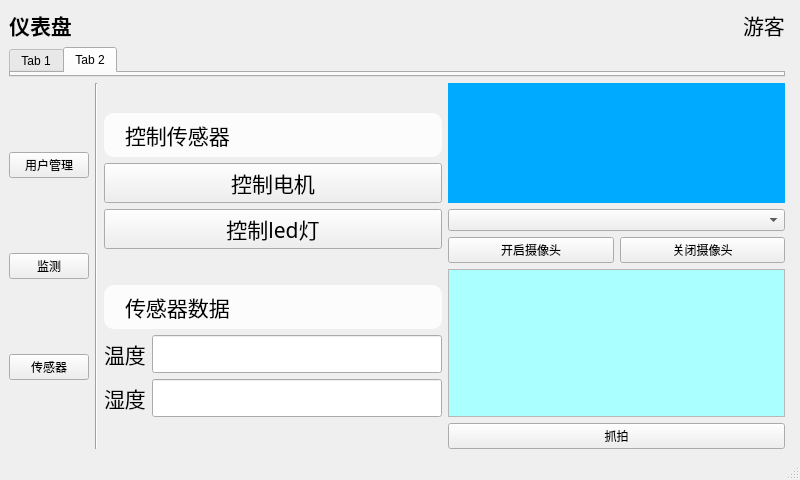
JinJieBeWater/oceanSystem, file mainwin.ui: the form before one commit.
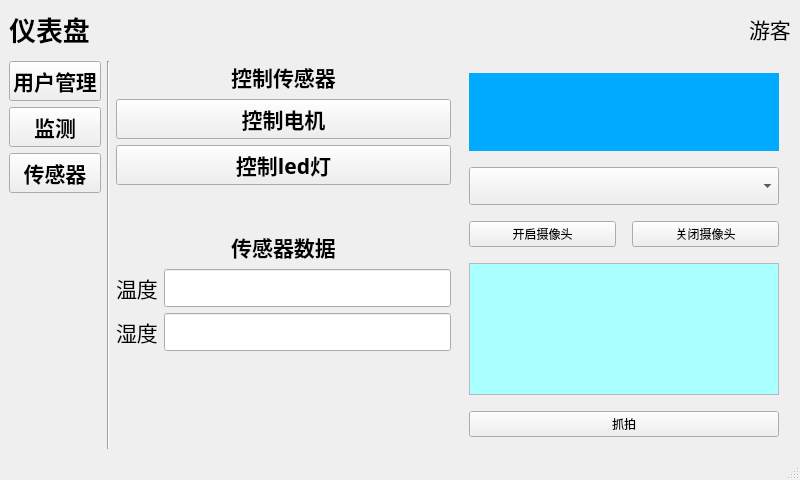
The form after the commit.

Commit message: ✨ feat(ui): 优化主窗口布局，调整控件样式，添加摄像头控制功能

```diff
--- a/mainwin.ui
+++ b/mainwin.ui
@@ -13,12 +13,9 @@
   <property name="windowTitle">
    <string>仪表盘</string>
   </property>
-  <property name="styleSheet">
-   <string notr="true"/>
-  </property>
   <widget class="QWidget" name="centralwidget">
-   <layout class="QGridLayout" name="gridLayout">
-    <item row="0" column="0" colspan="3">
+   <layout class="QVBoxLayout" name="verticalLayout_6">
+    <item>
      <layout class="QHBoxLayout" name="horizontalLayout_3">
       <item>
        <widget class="QLabel" name="title">
@@ -31,7 +28,7 @@
         <property name="font">
          <font>
           <family>隶书</family>
-          <pointsize>16</pointsize>
+          <pointsize>20</pointsize>
           <weight>75</weight>
           <bold>true</bold>
          </font>
@@ -78,33 +75,29 @@
       </item>
      </layout>
     </item>
-    <item row="1" column="0" colspan="3">
-     <widget class="QTabWidget" name="tabWidget">
-      <property name="sizePolicy">
-       <sizepolicy hsizetype="Expanding" vsizetype="Preferred">
-        <horstretch>0</horstretch>
-        <verstretch>0</verstretch>
-       </sizepolicy>
-      </property>
-      <property name="currentIndex">
-       <number>1</number>
-      </property>
-      <widget class="QWidget" name="tab">
-       <attribute name="title">
-        <string>Tab 1</string>
-       </attribute>
-      </widget>
-      <widget class="QWidget" name="tab_2">
-       <attribute name="title">
-        <string>Tab 2</string>
-       </attribute>
-      </widget>
-     </widget>
+    <item>
+     <widget class="QWidget" name="widget" native="true"/>
     </item>
-    <item row="2" column="0">
+    <item>
+     <layout class="QHBoxLayout" name="horizontalLayout_5">
+      <item>
      <layout class="QVBoxLayout" name="verticalLayout_3">
       <item>
        <widget class="QPushButton" name="userManageButton">
+          <property name="minimumSize">
+           <size>
+            <width>0</width>
+            <height>36</height>
+           </size>
+          </property>
+          <property name="font">
+           <font>
+            <family>隶书</family>
+            <pointsize>16</pointsize>
+            <weight>75</weight>
+            <bold>true</bold>
+           </font>
+          </property>
         <property name="text">
          <string>用户管理</string>
         </property>
@@ -112,6 +105,26 @@
       </item>
       <item>
        <widget class="QPushButton" name="monitorButton">
+          <property name="sizePolicy">
+           <sizepolicy hsizetype="Minimum" vsizetype="Fixed">
+            <horstretch>0</horstretch>
+            <verstretch>0</verstretch>
+           </sizepolicy>
+          </property>
+          <property name="minimumSize">
+           <size>
+            <width>0</width>
+            <height>36</height>
+           </size>
+          </property>
+          <property name="font">
+           <font>
+            <family>隶书</family>
+            <pointsize>16</pointsize>
+            <weight>75</weight>
+            <bold>true</bold>
+           </font>
+          </property>
         <property name="text">
          <string>监测</string>
         </property>
@@ -119,21 +132,48 @@
       </item>
       <item>
        <widget class="QPushButton" name="sensorButton">
+          <property name="minimumSize">
+           <size>
+            <width>0</width>
+            <height>36</height>
+           </size>
+          </property>
+          <property name="font">
+           <font>
+            <family>隶书</family>
+            <pointsize>16</pointsize>
+            <weight>75</weight>
+            <bold>true</bold>
+           </font>
+          </property>
         <property name="text">
          <string>传感器</string>
         </property>
        </widget>
       </item>
-     </layout>
-    </item>
-    <item row="2" column="1">
+        <item>
+         <spacer name="verticalSpacer_2">
+          <property name="orientation">
+           <enum>Qt::Vertical</enum>
+          </property>
+          <property name="sizeHint" stdset="0">
+           <size>
+            <width>20</width>
+            <height>40</height>
+           </size>
+          </property>
+         </spacer>
+        </item>
+       </layout>
+      </item>
+      <item>
      <widget class="Line" name="line">
       <property name="orientation">
        <enum>Qt::Vertical</enum>
       </property>
      </widget>
     </item>
-    <item row="2" column="2">
+      <item>
      <layout class="QHBoxLayout" name="horizontalLayout">
       <item>
        <layout class="QVBoxLayout" name="verticalLayout_4">
@@ -151,22 +191,32 @@
              <font>
               <family>隶书</family>
               <pointsize>16</pointsize>
-             </font>
-            </property>
-            <property name="styleSheet">
-             <string>background:rgba(255,255,255,0.8);border-radius:10px;padding:6px 16px;</string>
-            </property>
+                <weight>75</weight>
+                <bold>true</bold>
+               </font>
+              </property>
             <property name="text">
              <string>控制传感器</string>
             </property>
+              <property name="alignment">
+               <set>Qt::AlignCenter</set>
+              </property>
            </widget>
           </item>
           <item>
            <widget class="QPushButton" name="pushButton">
+              <property name="minimumSize">
+               <size>
+                <width>0</width>
+                <height>36</height>
+               </size>
+              </property>
             <property name="font">
              <font>
               <family>隶书</family>
               <pointsize>16</pointsize>
+                <weight>75</weight>
+                <bold>true</bold>
              </font>
             </property>
             <property name="text">
@@ -176,10 +226,18 @@
           </item>
           <item>
            <widget class="QPushButton" name="pushButton_2">
+              <property name="minimumSize">
+               <size>
+                <width>0</width>
+                <height>36</height>
+               </size>
+              </property>
             <property name="font">
              <font>
               <family>隶书</family>
               <pointsize>16</pointsize>
+                <weight>75</weight>
+                <bold>true</bold>
              </font>
             </property>
             <property name="text">
@@ -187,6 +245,19 @@
             </property>
            </widget>
           </item>
+            <item>
+             <spacer name="verticalSpacer">
+              <property name="orientation">
+               <enum>Qt::Vertical</enum>
+              </property>
+              <property name="sizeHint" stdset="0">
+               <size>
+                <width>20</width>
+                <height>40</height>
+               </size>
+              </property>
+             </spacer>
+            </item>
          </layout>
         </item>
         <item>
@@ -203,14 +274,16 @@
              <font>
               <family>隶书</family>
               <pointsize>16</pointsize>
-             </font>
-            </property>
-            <property name="styleSheet">
-             <string>background:rgba(255,255,255,0.8);border-radius:10px;padding:6px 16px;</string>
-            </property>
+                <weight>75</weight>
+                <bold>true</bold>
+               </font>
+              </property>
             <property name="text">
              <string>传感器数据</string>
             </property>
+              <property name="alignment">
+               <set>Qt::AlignCenter</set>
+              </property>
            </widget>
           </item>
           <item>
@@ -230,11 +303,11 @@
             </item>
             <item>
              <widget class="QLineEdit" name="lineEdit">
-              <property name="sizePolicy">
-               <sizepolicy hsizetype="Expanding" vsizetype="Fixed">
-                <horstretch>0</horstretch>
-                <verstretch>0</verstretch>
-               </sizepolicy>
+                <property name="minimumSize">
+                 <size>
+                  <width>0</width>
+                  <height>28</height>
+                 </size>
               </property>
               <property name="font">
                <font>
@@ -263,11 +336,11 @@
             </item>
             <item>
              <widget class="QLineEdit" name="lineEdit_2">
-              <property name="sizePolicy">
-               <sizepolicy hsizetype="Expanding" vsizetype="Fixed">
-                <horstretch>0</horstretch>
-                <verstretch>0</verstretch>
-               </sizepolicy>
+                <property name="minimumSize">
+                 <size>
+                  <width>0</width>
+                  <height>28</height>
+                 </size>
               </property>
               <property name="font">
                <font>
@@ -281,27 +354,74 @@
           </item>
          </layout>
         </item>
+          <item>
+           <spacer name="verticalSpacer_3">
+            <property name="orientation">
+             <enum>Qt::Vertical</enum>
+            </property>
+            <property name="sizeHint" stdset="0">
+             <size>
+              <width>20</width>
+              <height>40</height>
+             </size>
+            </property>
+           </spacer>
+          </item>
        </layout>
       </item>
       <item>
        <layout class="QVBoxLayout" name="verticalLayout_5">
+          <property name="spacing">
+           <number>16</number>
+          </property>
+          <property name="leftMargin">
+           <number>12</number>
+          </property>
+          <property name="topMargin">
+           <number>12</number>
+          </property>
+          <property name="rightMargin">
+           <number>12</number>
+          </property>
+          <property name="bottomMargin">
+           <number>12</number>
+          </property>
         <item>
          <layout class="QVBoxLayout" name="cameraLayout">
           <item>
            <widget class="QWidget" name="cameraDisplay" native="true">
             <property name="sizePolicy">
-             <sizepolicy hsizetype="Preferred" vsizetype="Expanding">
+               <sizepolicy hsizetype="Expanding" vsizetype="Expanding">
               <horstretch>0</horstretch>
               <verstretch>0</verstretch>
              </sizepolicy>
             </property>
+              <property name="minimumSize">
+               <size>
+                <width>200</width>
+                <height>0</height>
+               </size>
+              </property>
             <property name="styleSheet">
              <string notr="true">background-color: rgb(0, 170, 255);</string>
             </property>
            </widget>
           </item>
           <item>
-           <widget class="QComboBox" name="cameraComboBox"/>
+             <widget class="QComboBox" name="cameraComboBox">
+              <property name="minimumSize">
+               <size>
+                <width>0</width>
+                <height>28</height>
+               </size>
+              </property>
+              <property name="font">
+               <font>
+                <family>隶书</family>
+                <pointsize>16</pointsize>
+               </font>
+              </property>
+             </widget>
           </item>
           <item>
            <layout class="QHBoxLayout" name="cameraControlLayout">
@@ -338,8 +458,8 @@
               <rect>
                <x>0</x>
                <y>0</y>
-               <width>301</width>
-               <height>119</height>
+                 <width>261</width>
+                 <height>117</height>
               </rect>
              </property>
              <property name="sizePolicy">
@@ -368,8 +488,7 @@
       </item>
      </layout>
     </item>
-    <item row="2" column="3">
-     <widget class="QWidget" name="widget" native="true"/>
+     </layout>
     </item>
    </layout>
   </widget>
```
Lines whose indentation alone changed are shown as unchanged.
